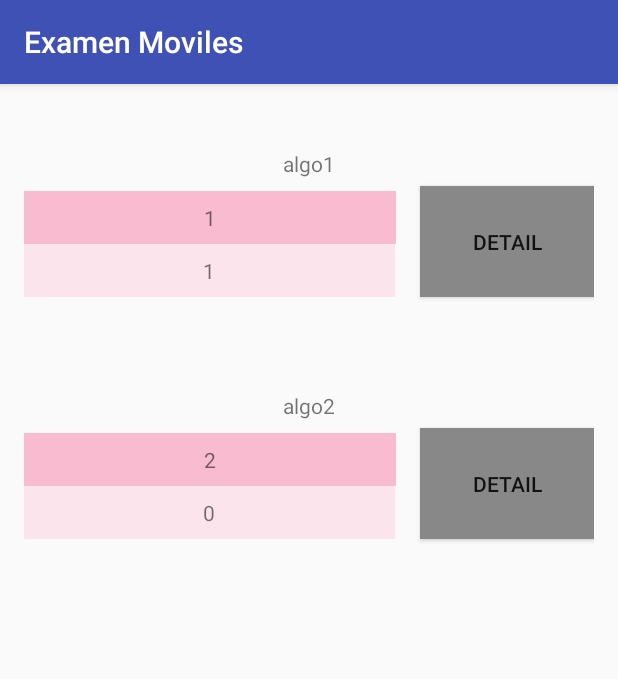
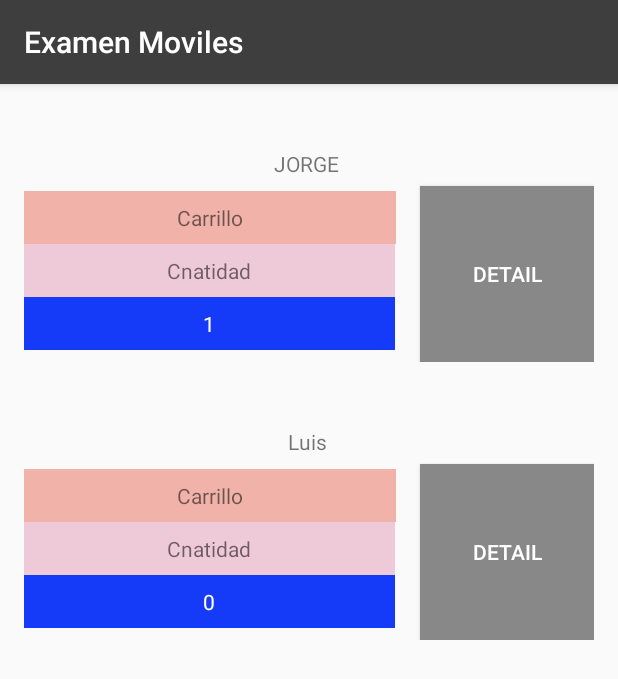
Before and after one commit to JorgeLuis1395/MovilesExamen, an Android app: the screen it shows after launch (ListarPacienteActivity), after a tap on "LIST", on a phone screen of 412 x 824 dp. Shown: the top 679 px of the screen. Run offline under Robolectric (Android 15) with nearby library versions, the phone set to English and light mode, and no system bars.

```diff
--- a/app/src/main/AndroidManifest.xml
+++ b/app/src/main/AndroidManifest.xml
@@ -1,7 +1,7 @@
 <?xml version="1.0" encoding="utf-8"?>
 <manifest xmlns:android="http://schemas.android.com/apk/res/android"
     package="com.example.jorgecarrillo.examenmoviles">
-
+    <uses-permission android:name="android.permission.SEND_SMS" />
     <application
         android:allowBackup="true"
         android:icon="@mipmap/ic_launcher"
@@ -21,6 +21,7 @@
         <activity android:name=".DetalleMedicinaActivity" />
         <activity android:name=".DetallePacienteActivity" />
         <activity android:name=".ListarPacienteActivity" />
+
         <activity android:name=".ReciclerActivity"></activity>
     </application>
 
--- a/app/src/main/java/com/example/jorgecarrillo/examenmoviles/ListarPacienteActivity.kt
+++ b/app/src/main/java/com/example/jorgecarrillo/examenmoviles/ListarPacienteActivity.kt
@@ -38,7 +38,7 @@ class ListarPacienteActivity : AppCompatActivity() {
 
 
 class Paciente1(var nombre:String,
-                var apellido:Int,
+                var apellido:String,
                 var fechaNacimiento: Date,
                 var hijos:Int,
                 var afiliado:Boolean){}
@@ -49,8 +49,8 @@ class CrearPaciente(){
         var pacientelista: ArrayList<Paciente1> = ArrayList()
 
         init {
-            pacientelista.add(Paciente1("algo1",1, Date(),1,true))
-            pacientelista.add(Paciente1("algo2",2, Date(),0,false))
+            pacientelista.add(Paciente1("JORGE ","Carrillo", Date(),1,true))
+            pacientelista.add(Paciente1("Luis ","Carrillo", Date(),0,false))
         }
     }
 }
@@ -60,11 +60,11 @@ class SistemaOperativoAdaptador(private val listaSistema: List<Paciente1>): Recy
 
     override fun onMenuItemClick(item: MenuItem): Boolean {
         when (item.getItemId()) {
-            R.id.item_menu_aceptar -> {
+            R.id.item_menu_editar -> {
                 Log.i("menu", "Editar")
                 return true
             }
-            R.id.item_menu_cancelar -> {
+            R.id.item_menu_eliminar -> {
                 Log.i("menu", "Eliminar")
                 return true
             }
--- a/app/src/main/java/com/example/jorgecarrillo/examenmoviles/MainActivity.kt
+++ b/app/src/main/java/com/example/jorgecarrillo/examenmoviles/MainActivity.kt
@@ -25,7 +25,7 @@ class MainActivity : AppCompatActivity() {
                     apellido: String,
                     fechaNacimeinto: String,
                     hijos:Int,
-                    afiliado:Boolean)= dbHandler.insertarPaciente(nombre,apellido,fechaNacimeinto,hijos,afiliado)
+                    seguro:Boolean)= dbHandler.insertarPaciente(nombre,apellido,fechaNacimeinto,hijos,seguro)
 
         fun crearMedicina(cantidadIngerir: Double,
                      nombre: String,
--- a/app/src/main/res/layout/activity_recicler.xml
+++ b/app/src/main/res/layout/activity_recicler.xml
@@ -16,11 +16,13 @@
     <Button
         android:id="@+id/boton_detalle"
         android:layout_width="116dp"
-        android:layout_height="74dp"
+        android:layout_height="117dp"
         android:layout_alignParentEnd="true"
         android:layout_below="@+id/txtv_nombre"
         android:layout_marginTop="-3dp"
-        android:text="@string/botonDetalle" />
+        android:background="@color/colorPrimary"
+        android:text="@string/botonDetalle"
+        android:textColor="@android:color/background_light" />
 
     <TextView
         android:id="@+id/textView2"
@@ -43,7 +45,7 @@
         android:layout_height="35dp"
         android:layout_alignParentStart="true"
         android:layout_below="@+id/txtv_nombre"
-        android:background="#F8BBD0"
+        android:background="#f0b2a9"
 
         android:gravity="center"
         android:text="Nombre" />
@@ -52,16 +54,20 @@
         android:id="@+id/txtv_detalle2"
         android:layout_width="247dp"
         android:layout_height="35dp"
+        android:layout_alignParentStart="true"
+        android:layout_below="@+id/txtv_detalle"
+        android:background="#153bf8"
+        android:gravity="center"
+        android:text="ss"
+        android:textColor="@android:color/background_light" />
+
+    <TextView
+        android:id="@+id/txtv_detalle"
+        android:layout_width="247dp"
+        android:layout_height="35dp"
         android:layout_below="@+id/txtv_detalle1"
-        android:background="#FCE4EC"
+        android:background="#eec9d7"
         android:gravity="center"
         android:text="Cnatidad" />
 
-    <TextView
-        android:id="@+id/txt1"
-        android:layout_width="match_parent"
-        android:layout_height="wrap_content"
-        android:layout_alignParentStart="true"
-        android:layout_below="@+id/boton_detalle" />
-
 </RelativeLayout>
--- a/app/src/main/res/menu/pop_up_menu.xml
+++ b/app/src/main/res/menu/pop_up_menu.xml
@@ -3,11 +3,11 @@
     xmlns:android="http://schemas.android.com/apk/res/android">
 
     <item
-        android:id="@+id/item_menu_cancelar"
-        android:title="Cancelar" />
+        android:id="@+id/item_menu_eliminar"
+        android:title="Eliminar" />
     <item
-        android:id="@+id/item_menu_aceptar"
-        android:title="Aceptar" />
+        android:id="@+id/item_menu_editar"
+        android:title="Editar" />
 
     <item
         android:id="@+id/item_menu_correo"
--- a/app/src/main/res/values/colors.xml
+++ b/app/src/main/res/values/colors.xml
@@ -1,6 +1,6 @@
 <?xml version="1.0" encoding="utf-8"?>
 <resources>
-    <color name="colorPrimary">#3F51B5</color>
+    <color name="colorPrimary">#3e3e3e</color>
     <color name="colorPrimaryDark">#303F9F</color>
     <color name="colorAccent">#FF4081</color>
 </resources>
```
Also changed, not shown: app/src/main/java/com/example/jorgecarrillo/examenmoviles/BaseDeDatos.kt (+26 -10 lines), app/src/main/java/com/example/jorgecarrillo/examenmoviles/DetallePacienteActivity.kt (+25 -8 lines).
